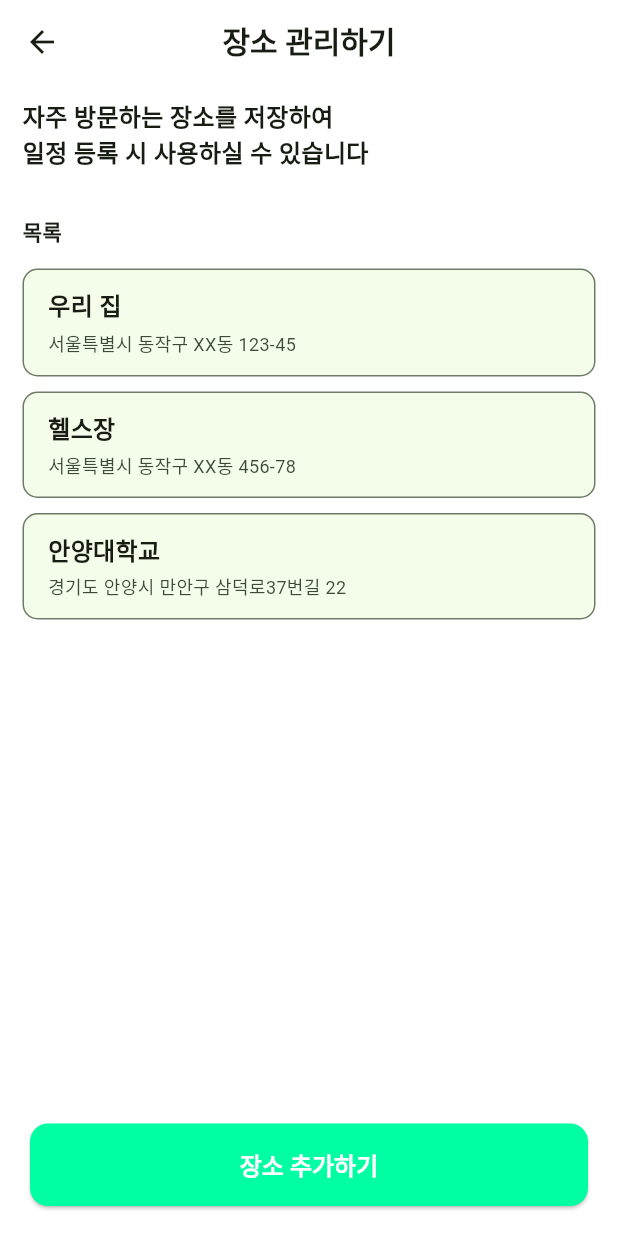
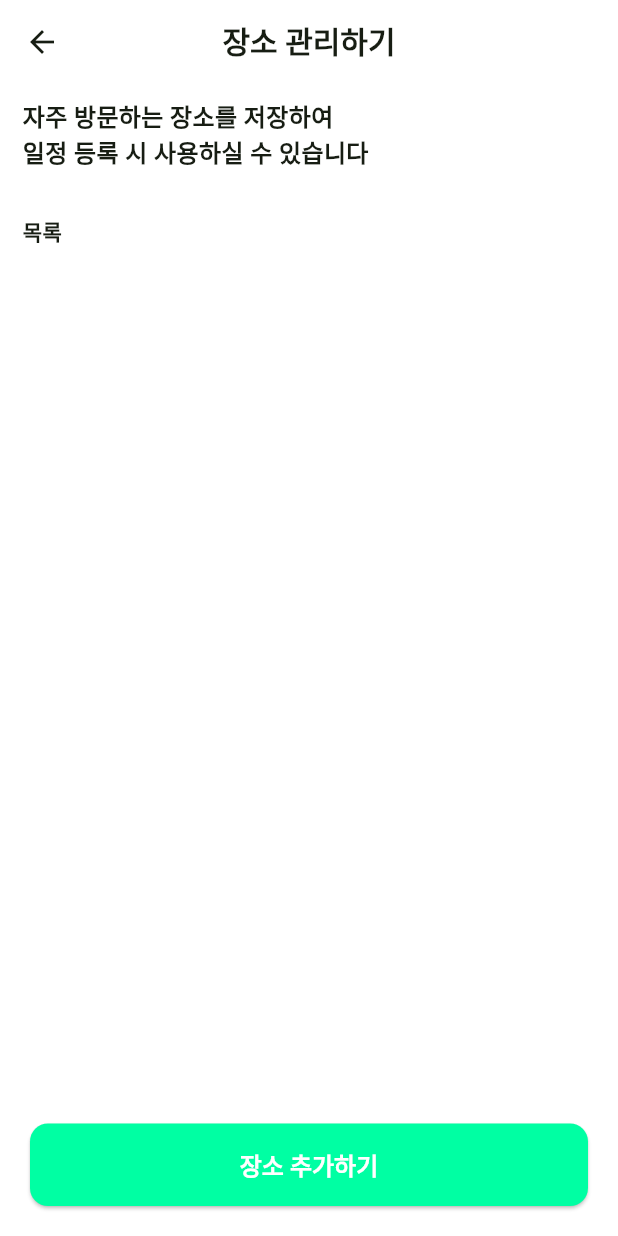
Before and after one commit to ycs-201707010/UniPlan_Client, a Flutter app: the MyPage screen opened directly, after a tap on "저장된 장소 관리", on a phone screen of 412 x 824 dp. Run offline on Flutter 3.47's test engine with Material 3 defaults, Android fonts, the phone set to English and light mode, and no system bars; drawn by our look-alikes of flutter_slidable; our stand-ins replace flutter_colorpicker, flutter_speed_dial, flutter_spinkit, geolocator, google_maps_flutter, permission_handler and 3 more; missing offline and left inert: flutter_randomcolor, flutter_sound, google_places_api_flutter, timetable_view, wave_blob; accounts and stored records are empty; network calls fail; Roboto replaces fonts that are missing (NanumSquare).

Commit message:
251005 fileName change, add place load function

```diff
--- a/lib/main.dart
+++ b/lib/main.dart
@@ -1,7 +1,7 @@
 // ** 프로그램 진입점 **
 
 import 'package:all_new_uniplan/screens/add_schedule.dart';
-import 'package:all_new_uniplan/screens/address_edit_page.dart';
+import 'package:all_new_uniplan/screens/place_edit_page.dart';
 import 'package:all_new_uniplan/screens/home.dart';
 import 'package:all_new_uniplan/screens/welcome.dart';
 import 'package:all_new_uniplan/services/chatbot_service.dart';
--- a/lib/screens/address_edit_page.dart
+++ /dev/null
@@ -1,180 +0,0 @@
-// 사용자 계정에 생성된 '자주 가는 장소'를 관리하는 페이지이다.
-// TODO : ListView.builder를 사용해서 사용자가 저장한 장소 리스트를 불러와 위젯 리스트로 출력하기
-
-import 'package:all_new_uniplan/screens/address_add_page.dart';
-import 'package:all_new_uniplan/widgets/top_bar.dart';
-import 'package:flutter/material.dart';
-import 'package:flutter_slidable/flutter_slidable.dart';
-
-class addressEditPage extends StatefulWidget {
-  const addressEditPage({super.key});
-
-  @override
-  State<addressEditPage> createState() => _addressEditPageState();
-}
-
-class _addressEditPageState extends State<addressEditPage> {
-  // 여기에 사용자 계정에 저장된 장소 리스트를 불러옴
-  Map<String, String> categories = {
-    '우리 집': '서울특별시 동작구 XX동 123-45',
-    '헬스장': '서울특별시 동작구 XX동 456-78',
-    '안양대학교': '경기도 안양시 만안구 삼덕로37번길 22',
-  };
-
-  @override
-  Widget build(BuildContext context) {
-    final bottomInset = MediaQuery.of(context).viewInsets.bottom;
-
-    return Scaffold(
-      backgroundColor: Theme.of(context).scaffoldBackgroundColor,
-      appBar: TopBar(title: "장소 관리하기"),
-      body: SafeArea(
-        child: SingleChildScrollView(
-          padding: EdgeInsets.symmetric(vertical: 10, horizontal: 15),
-          child: Column(
-            crossAxisAlignment: CrossAxisAlignment.start,
-            children: [
-              Container(
-                child: Text(
-                  '자주 방문하는 장소를 저장하여\n일정 등록 시 사용하실 수 있습니다',
-                  style: TextStyle(fontWeight: FontWeight.w600, fontSize: 16),
-                ),
-              ),
-
-              SizedBox(height: 30),
-
-              Text(
-                "목록",
-                style: TextStyle(fontSize: 14, fontWeight: FontWeight.w600),
-              ),
-
-              SizedBox(height: 15),
-
-              Column(
-                spacing: 10,
-                children:
-                    categories.entries.map((entry) {
-                      // 각 항목(entry)을 아이콘과 텍스트가 있는 Column 위젯으로 변환
-                      return Container(
-                        width: double.infinity, // 부모 위젯의 너비에 맞춤
-
-                        decoration: BoxDecoration(
-                          border: Border.all(
-                            color: Theme.of(context).colorScheme.outline,
-                          ),
-                          borderRadius: BorderRadius.circular(10),
-                          color: Theme.of(context).colorScheme.surface,
-                        ),
-                        child: ClipRRect(
-                          borderRadius: BorderRadius.circular(10),
-                          child: Slidable(
-                            endActionPane: ActionPane(
-                              extentRatio: 0.45,
-                              motion: const DrawerMotion(),
-                              children: [
-                                SlidableAction(
-                                  onPressed: (context) {
-                                    print('주소를 수정할겁니다');
-
-                                    Navigator.push(
-                                      context,
-                                      MaterialPageRoute(
-                                        builder:
-                                            (context) => AddressAddPage(
-                                              // 현재 항목의 데이터를 전달
-                                              initialTitle: entry.key,
-                                              initialAddress: entry.value,
-                                            ),
-                                      ),
-                                    );
-                                  },
-                                  backgroundColor: const Color(0xFF21B7CA),
-                                  foregroundColor: Colors.white,
-
-                                  label: '수정',
-                                ),
-                                SlidableAction(
-                                  onPressed: (context) {
-                                    print('주소를 삭제합니다');
-                                  },
-                                  backgroundColor: const Color(0xFFFE4A49),
-                                  foregroundColor: Colors.white,
-                                  borderRadius: BorderRadius.only(
-                                    bottomRight: Radius.circular(10),
-                                    topRight: Radius.circular(10),
-                                  ),
-                                  label: '삭제',
-                                ),
-                              ],
-                            ),
-                            child: Container(
-                              width: double.infinity,
-                              padding: EdgeInsets.symmetric(
-                                vertical: 12,
-                                horizontal: 16,
-                              ),
-                              child: Column(
-                                crossAxisAlignment: CrossAxisAlignment.start,
-                                children: [
-                                  Text(
-                                    entry.key,
-                                    style: TextStyle(
-                                      fontSize: 16,
-                                      fontWeight: FontWeight.bold,
-                                    ),
-                                  ),
-                                  const SizedBox(height: 4),
-                                  Text(
-                                    entry.value,
-                                    style: TextStyle(
-                                      fontSize: 12,
-                                      color:
-                                          Theme.of(
-                                            context,
-                                          ).colorScheme.onSurfaceVariant,
-                                    ),
-                                  ),
-                                ],
-                              ),
-                            ),
-                          ),
-                        ),
-                      );
-                    }).toList(),
-              ),
-            ],
-          ),
-        ),
-      ),
-
-      // ✅ 하단 버튼 (키보드에 따라 위로 밀려 올라감)
-      bottomNavigationBar: Padding(
-        padding: EdgeInsets.only(
-          top: 10,
-          left: 20,
-          right: 20,
-          bottom: bottomInset > 0 ? bottomInset + 20 : 20, // 키보드가 올라올 때 +10 여유
-        ),
-        child: SizedBox(
-          width: double.infinity,
-          height: 55,
-          child: ElevatedButton(
-            onPressed: () {
-              print("[System log] 장소 추가/수정 기능의 지도 ON");
-
-              Navigator.push(
-                context,
-                MaterialPageRoute(builder: (context) => const AddressAddPage()),
-              );
-            },
-
-            child: const Text(
-              '장소 추가하기',
-              style: TextStyle(fontSize: 16, fontWeight: FontWeight.w600),
-            ),
-          ),
-        ),
-      ),
-    );
-  }
-}
--- a/lib/screens/login.dart
+++ b/lib/screens/login.dart
@@ -52,7 +52,7 @@ class _LoginPageState extends State<LoginPage> {
                       hintText: '여기에 아이디 입력',
                       focusedBorder: UnderlineInputBorder(
                         borderSide: BorderSide(
-                          color: Color(0xFF5CE546),
+                          color: Theme.of(context).colorScheme.primary,
                           width: 2,
                         ),
                       ),
@@ -70,7 +70,7 @@ class _LoginPageState extends State<LoginPage> {
                       hintText: '여기에 비밀번호 입력',
                       focusedBorder: UnderlineInputBorder(
                         borderSide: BorderSide(
-                          color: Color(0xFF5CE546),
+                          color: Theme.of(context).colorScheme.primary,
                           width: 2,
                         ),
                       ),
--- a/lib/screens/my_page.dart
+++ b/lib/screens/my_page.dart
@@ -1,4 +1,4 @@
-import 'package:all_new_uniplan/screens/address_edit_page.dart';
+import 'package:all_new_uniplan/screens/place_edit_page.dart';
 import 'package:all_new_uniplan/screens/setting_page.dart';
 import 'package:flutter/material.dart';
 
@@ -87,7 +87,7 @@ class _MyPageState extends State<MyPage> {
                       Navigator.push(
                         context,
                         MaterialPageRoute(
-                          builder: (context) => const addressEditPage(),
+                          builder: (context) => const PlaceEditPage(),
                         ),
                       ),
                     },
--- /dev/null
+++ b/lib/screens/place_edit_page.dart
@@ -0,0 +1,190 @@
+// 사용자 계정에 생성된 '자주 가는 장소'를 관리하는 페이지이다.
+// TODO : ListView.builder를 사용해서 사용자가 저장한 장소 리스트를 불러와 위젯 리스트로 출력하기
+
+import 'package:all_new_uniplan/screens/place_add_page.dart';
+import 'package:all_new_uniplan/services/auth_service.dart';
+import 'package:all_new_uniplan/services/place_service.dart';
+import 'package:all_new_uniplan/widgets/top_bar.dart';
+import 'package:flutter/material.dart';
+import 'package:flutter_slidable/flutter_slidable.dart';
+import 'package:provider/provider.dart';
+
+class PlaceEditPage extends StatefulWidget {
+  const PlaceEditPage({super.key});
+
+  @override
+  State<PlaceEditPage> createState() => _PlaceEditPageState();
+}
+
+class _PlaceEditPageState extends State<PlaceEditPage> {
+  // 로딩 상태를 관리할 변수 추가함 (초기값 true. 처음엔 로딩으로 시작해야 하니까)
+  final bool _isLoading = true;
+
+  @override
+  void initState() {
+    // TODO: 위젯이 생성되자마자 장소 데이터를 불러오는 함수를 호출함
+    super.initState();
+
+    WidgetsBinding.instance.addPostFrameCallback((_) {});
+  }
+
+  @override
+  Widget build(BuildContext context) {
+    final placeService = context.watch<PlaceService>();
+    final places = placeService.placeList; // 서비스에서 장소 목록 가져오기
+
+    final bottomInset = MediaQuery.of(context).viewInsets.bottom;
+
+    return Scaffold(
+      backgroundColor: Theme.of(context).scaffoldBackgroundColor,
+      appBar: TopBar(title: "장소 관리하기"),
+      body: SafeArea(
+        child: Padding(
+          padding: const EdgeInsets.symmetric(vertical: 10, horizontal: 15),
+          child: Column(
+            crossAxisAlignment: CrossAxisAlignment.start,
+            children: [
+              Container(
+                child: Text(
+                  '자주 방문하는 장소를 저장하여\n일정 등록 시 사용하실 수 있습니다',
+                  style: TextStyle(fontWeight: FontWeight.w600, fontSize: 16),
+                ),
+              ),
+
+              SizedBox(height: 30),
+
+              Text(
+                "목록",
+                style: TextStyle(fontSize: 14, fontWeight: FontWeight.w600),
+              ),
+
+              SizedBox(height: 15),
+
+              Expanded(
+                child: ListView.builder(
+                  itemCount: places.length,
+                  itemBuilder: (context, index) {
+                    final place = places[index];
+
+                    return Container(
+                      decoration: BoxDecoration(
+                        border: Border.all(
+                          color: Theme.of(context).colorScheme.outline,
+                        ),
+                        borderRadius: BorderRadius.circular(10),
+                        color: Theme.of(context).colorScheme.surface,
+                      ),
+                      child: ClipRRect(
+                        borderRadius: BorderRadius.circular(10),
+                        child: Slidable(
+                          endActionPane: ActionPane(
+                            extentRatio: 0.45,
+                            motion: const DrawerMotion(),
+                            children: [
+                              SlidableAction(
+                                onPressed: (context) {
+                                  print('주소를 수정할겁니다');
+
+                                  Navigator.push(
+                                    context,
+                                    MaterialPageRoute(
+                                      builder:
+                                          (context) => PlaceAddPage(
+                                            // 현재 항목의 데이터를 전달
+                                            initialTitle: place.name,
+                                            initialAddress: place.address,
+                                          ),
+                                    ),
+                                  );
+                                },
+                                backgroundColor: const Color(0xFF21B7CA),
+                                foregroundColor: Colors.white,
+
+                                label: '수정',
+                              ),
+                              SlidableAction(
+                                onPressed: (context) {
+                                  print('주소를 삭제합니다');
+                                },
+                                backgroundColor: const Color(0xFFFE4A49),
+                                foregroundColor: Colors.white,
+                                borderRadius: BorderRadius.only(
+                                  bottomRight: Radius.circular(10),
+                                  topRight: Radius.circular(10),
+                                ),
+                                label: '삭제',
+                              ),
+                            ],
+                          ),
+                          child: Container(
+                            width: double.infinity,
+                            padding: EdgeInsets.symmetric(
+                              vertical: 12,
+                              horizontal: 16,
+                            ),
+                            child: Column(
+                              crossAxisAlignment: CrossAxisAlignment.start,
+                              children: [
+                                Text(
+                                  place.name,
+                                  style: TextStyle(
+                                    fontSize: 16,
+                                    fontWeight: FontWeight.bold,
+                                  ),
+                                ),
+                                const SizedBox(height: 4),
+                                Text(
+                                  place.address,
+                                  style: TextStyle(
+                                    fontSize: 12,
+                                    color:
+                                        Theme.of(
+                                          context,
+                                        ).colorScheme.onSurfaceVariant,
+                                  ),
+                                ),
+                              ],
+                            ),
+                          ),
+                        ),
+                      ),
+                    );
+                  },
+                ),
+              ),
+            ],
+          ),
+        ),
+      ),
+
+      // ✅ 하단 버튼 (키보드에 따라 위로 밀려 올라감)
+      bottomNavigationBar: Padding(
+        padding: EdgeInsets.only(
+          top: 10,
+          left: 20,
+          right: 20,
+          bottom: bottomInset > 0 ? bottomInset + 20 : 20, // 키보드가 올라올 때 +10 여유
+        ),
+        child: SizedBox(
+          width: double.infinity,
+          height: 55,
+          child: ElevatedButton(
+            onPressed: () {
+              print("[System log] 장소 추가/수정 기능의 지도 ON");
+
+              Navigator.push(
+                context,
+                MaterialPageRoute(builder: (context) => const PlaceAddPage()),
+              );
+            },
+
+            child: const Text(
+              '장소 추가하기',
+              style: TextStyle(fontSize: 16, fontWeight: FontWeight.w600),
+            ),
+          ),
+        ),
+      ),
+    );
+  }
+}
--- a/lib/screens/scheduleSheets.dart
+++ b/lib/screens/scheduleSheets.dart
@@ -1,6 +1,5 @@
 // ** 일정이 보여지는 화면 **
 
-import 'package:all_new_uniplan/models/subProject_model.dart';
 import 'package:all_new_uniplan/screens/everytime_link_page.dart';
 import 'package:all_new_uniplan/screens/schedule_detail_sheet.dart';
 import 'package:all_new_uniplan/services/everytime_service.dart';
```
Also changed, not shown: lib/screens/place_add_page.dart (renamed from lib/screens/address_add_page.dart, +4 -4 lines), 1 other file.
